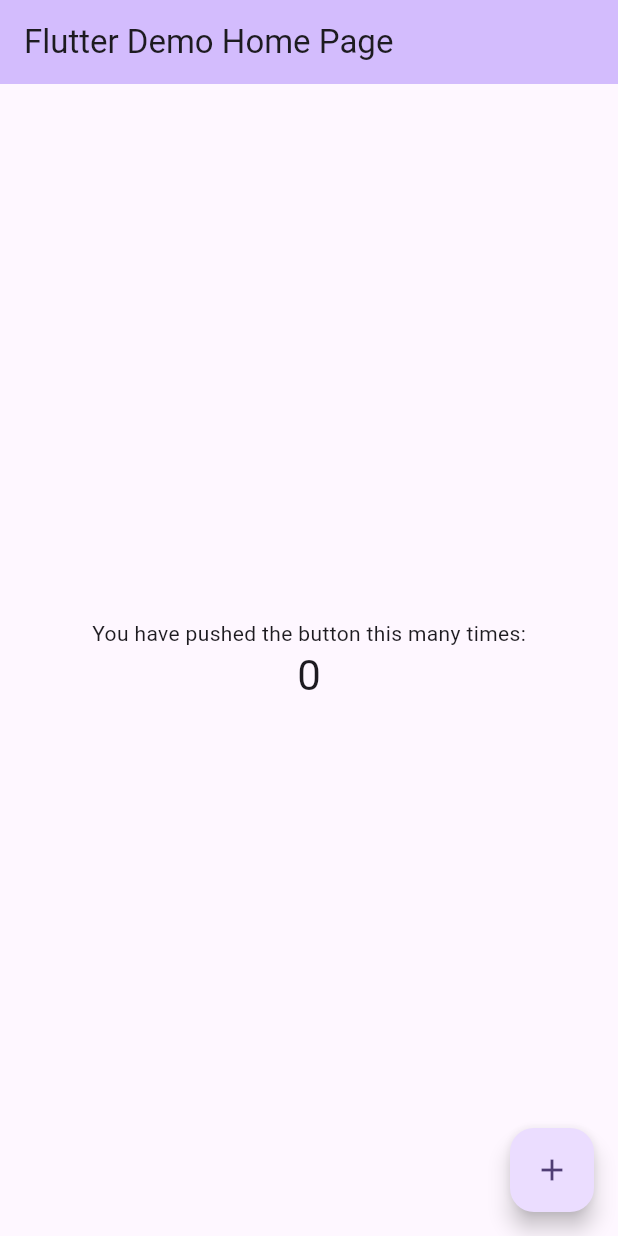
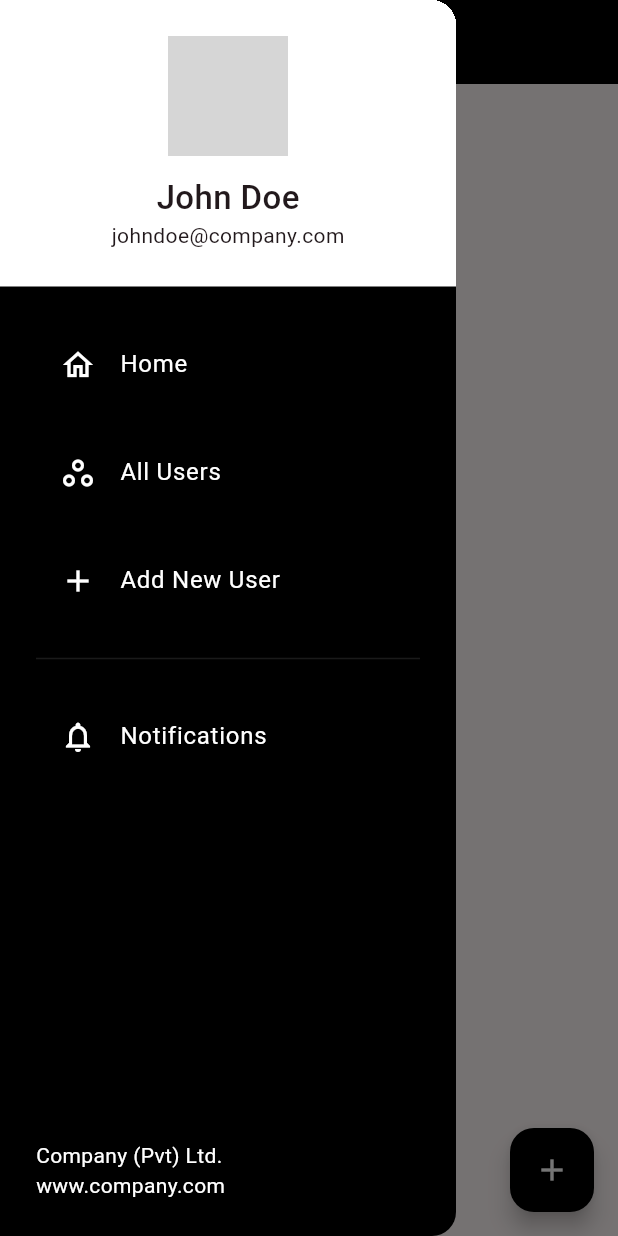
Before and after one commit to Omihiraj/user_management_client_app, a Flutter app: the screen it shows after launch, with the side drawer open (before the commit the screen has no drawer), on a phone screen of 412 x 824 dp. Run offline on Flutter 3.47's test engine with Material 3 defaults, Android fonts, the phone set to English and light mode, and no system bars; network calls fail; grey boxes are pictures that could not be loaded.

Commit message:
Home screen with navigation drawer UI

```diff
--- /dev/null
+++ b/lib/home_page.dart
@@ -0,0 +1,35 @@
+import 'package:flutter/material.dart';
+import 'package:user_management_client_app/screens/main/add_new_user_screen.dart';
+import 'package:user_management_client_app/widgets/main_navigation_drawer.dart';
+
+class HomePage extends StatelessWidget {
+  const HomePage({super.key});
+
+  @override
+  Widget build(BuildContext context) {
+    return Scaffold(
+      appBar: AppBar(
+        title: const Text(
+          'Home',
+          style: TextStyle(color: Colors.white),
+        ),
+        backgroundColor: Colors.black,
+        iconTheme: const IconThemeData(color: Colors.white),
+      ),
+      drawer: const MainNavigationDrawer(),
+      floatingActionButton: FloatingActionButton(
+        onPressed: () {
+          Navigator.pop(context);
+          Navigator.of(context).push(MaterialPageRoute(
+              builder: (context) => const AddNewUserScreen()));
+        },
+        tooltip: 'Add New User',
+        backgroundColor: Colors.black,
+        child: const Icon(
+          Icons.add,
+          color: Colors.white,
+        ),
+      ),
+    );
+  }
+}
--- a/lib/main.dart
+++ b/lib/main.dart
@@ -1,4 +1,5 @@
 import 'package:flutter/material.dart';
+import 'package:user_management_client_app/home_page.dart';
 
 void main() {
   runApp(const MyApp());
@@ -7,119 +8,15 @@ void main() {
 class MyApp extends StatelessWidget {
   const MyApp({super.key});
 
-  // This widget is the root of your application.
   @override
   Widget build(BuildContext context) {
     return MaterialApp(
-      title: 'Flutter Demo',
+      title: 'User Management Client App',
       theme: ThemeData(
-        // This is the theme of your application.
-        //
-        // TRY THIS: Try running your application with "flutter run". You'll see
-        // the application has a purple toolbar. Then, without quitting the app,
-        // try changing the seedColor in the colorScheme below to Colors.green
-        // and then invoke "hot reload" (save your changes or press the "hot
-        // reload" button in a Flutter-supported IDE, or press "r" if you used
-        // the command line to start the app).
-        //
-        // Notice that the counter didn't reset back to zero; the application
-        // state is not lost during the reload. To reset the state, use hot
-        // restart instead.
-        //
-        // This works for code too, not just values: Most code changes can be
-        // tested with just a hot reload.
-        colorScheme: ColorScheme.fromSeed(seedColor: Colors.deepPurple),
+        colorScheme: ColorScheme.fromSeed(seedColor: Colors.black),
         useMaterial3: true,
       ),
-      home: const MyHomePage(title: 'Flutter Demo Home Page'),
+      home: const HomePage(),
     );
   }
 }
-
-class MyHomePage extends StatefulWidget {
-  const MyHomePage({super.key, required this.title});
-
-  // This widget is the home page of your application. It is stateful, meaning
-  // that it has a State object (defined below) that contains fields that affect
-  // how it looks.
-
-  // This class is the configuration for the state. It holds the values (in this
-  // case the title) provided by the parent (in this case the App widget) and
-  // used by the build method of the State. Fields in a Widget subclass are
-  // always marked "final".
-
-  final String title;
-
-  @override
-  State<MyHomePage> createState() => _MyHomePageState();
-}
-
-class _MyHomePageState extends State<MyHomePage> {
-  int _counter = 0;
-
-  void _incrementCounter() {
-    setState(() {
-      // This call to setState tells the Flutter framework that something has
-      // changed in this State, which causes it to rerun the build method below
-      // so that the display can reflect the updated values. If we changed
-      // _counter without calling setState(), then the build method would not be
-      // called again, and so nothing would appear to happen.
-      _counter++;
-    });
-  }
-
-  @override
-  Widget build(BuildContext context) {
-    // This method is rerun every time setState is called, for instance as done
-    // by the _incrementCounter method above.
-    //
-    // The Flutter framework has been optimized to make rerunning build methods
-    // fast, so that you can just rebuild anything that needs updating rather
-    // than having to individually change instances of widgets.
-    return Scaffold(
-      appBar: AppBar(
-        // TRY THIS: Try changing the color here to a specific color (to
-        // Colors.amber, perhaps?) and trigger a hot reload to see the AppBar
-        // change color while the other colors stay the same.
-        backgroundColor: Theme.of(context).colorScheme.inversePrimary,
-        // Here we take the value from the MyHomePage object that was created by
-        // the App.build method, and use it to set our appbar title.
-        title: Text(widget.title),
-      ),
-      body: Center(
-        // Center is a layout widget. It takes a single child and positions it
-        // in the middle of the parent.
-        child: Column(
-          // Column is also a layout widget. It takes a list of children and
-          // arranges them vertically. By default, it sizes itself to fit its
-          // children horizontally, and tries to be as tall as its parent.
-          //
-          // Column has various properties to control how it sizes itself and
-          // how it positions its children. Here we use mainAxisAlignment to
-          // center the children vertically; the main axis here is the vertical
-          // axis because Columns are vertical (the cross axis would be
-          // horizontal).
-          //
-          // TRY THIS: Invoke "debug painting" (choose the "Toggle Debug Paint"
-          // action in the IDE, or press "p" in the console), to see the
-          // wireframe for each widget.
-          mainAxisAlignment: MainAxisAlignment.center,
-          children: <Widget>[
-            const Text(
-              'You have pushed the button this many times:',
-            ),
-            Text(
-              '$_counter',
-              style: Theme.of(context).textTheme.headlineMedium,
-            ),
-          ],
-        ),
-      ),
-      floatingActionButton: FloatingActionButton(
-        onPressed: _incrementCounter,
-        tooltip: 'Increment',
-        child: const Icon(Icons.add),
-      ), // This trailing comma makes auto-formatting nicer for build methods.
-    );
-  }
-}
--- /dev/null
+++ b/lib/screens/main/add_new_user_screen.dart
@@ -0,0 +1,21 @@
+import 'package:flutter/material.dart';
+import 'package:user_management_client_app/widgets/main_navigation_drawer.dart';
+
+class AddNewUserScreen extends StatelessWidget {
+  const AddNewUserScreen({super.key});
+
+  @override
+  Widget build(BuildContext context) {
+    return Scaffold(
+      appBar: AppBar(
+        title: const Text(
+          'Add New User',
+          style: TextStyle(color: Colors.white),
+        ),
+        backgroundColor: Colors.black,
+        iconTheme: const IconThemeData(color: Colors.white),
+      ),
+      drawer: const MainNavigationDrawer(),
+    );
+  }
+}
--- /dev/null
+++ b/lib/screens/main/admin_profile_screen.dart
@@ -0,0 +1,21 @@
+import 'package:flutter/material.dart';
+import 'package:user_management_client_app/widgets/main_navigation_drawer.dart';
+
+class AdminProfileScreen extends StatelessWidget {
+  const AdminProfileScreen({super.key});
+
+  @override
+  Widget build(BuildContext context) {
+    return Scaffold(
+      appBar: AppBar(
+        title: const Text(
+          'Profile',
+          style: TextStyle(color: Colors.white),
+        ),
+        backgroundColor: Colors.black,
+        iconTheme: const IconThemeData(color: Colors.white),
+      ),
+      drawer: const MainNavigationDrawer(),
+    );
+  }
+}
--- /dev/null
+++ b/lib/screens/main/all_users_screen.dart
@@ -0,0 +1,21 @@
+import 'package:flutter/material.dart';
+import 'package:user_management_client_app/widgets/main_navigation_drawer.dart';
+
+class AllUsersScreen extends StatelessWidget {
+  const AllUsersScreen({super.key});
+
+  @override
+  Widget build(BuildContext context) {
+    return Scaffold(
+      appBar: AppBar(
+        title: const Text(
+          'All Users',
+          style: TextStyle(color: Colors.white),
+        ),
+        backgroundColor: Colors.black,
+        iconTheme: const IconThemeData(color: Colors.white),
+      ),
+      drawer: const MainNavigationDrawer(),
+    );
+  }
+}
--- /dev/null
+++ b/lib/widgets/main_navigation_drawer.dart
@@ -0,0 +1,138 @@
+import 'package:flutter/material.dart';
+import 'package:user_management_client_app/home_page.dart';
+import 'package:user_management_client_app/screens/main/add_new_user_screen.dart';
+import 'package:user_management_client_app/screens/main/admin_profile_screen.dart';
+import 'package:user_management_client_app/screens/main/all_users_screen.dart';
+
+class MainNavigationDrawer extends StatelessWidget {
+  const MainNavigationDrawer({
+    super.key,
+  });
+
+  @override
+  Widget build(BuildContext context) {
+    return Drawer(
+      backgroundColor: Colors.black,
+      child: Column(
+        crossAxisAlignment: CrossAxisAlignment.stretch,
+        children: [
+          header(context),
+          Expanded(
+            child: SingleChildScrollView(
+              child: menuItems(context),
+            ),
+          ),
+          footer(context), // Footer is now correctly placed and sized.
+        ],
+      ),
+    );
+  }
+
+  Widget header(BuildContext context) {
+    return Container(
+      color: Colors.white,
+      padding: EdgeInsets.only(
+        top: 24 + MediaQuery.of(context).padding.top,
+        bottom: 24,
+      ),
+      child: Column(
+        children: [
+          InkWell(
+            onTap: () {
+              Navigator.pop(context);
+              Navigator.of(context).push(MaterialPageRoute(
+                  builder: (context) => const AdminProfileScreen()));
+            },
+            child: const CircleAvatar(
+              radius: 40,
+              backgroundImage: NetworkImage(
+                'https://images.pexels.com/photos/771742/pexels-photo-771742.jpeg?auto=compress&cs=tinysrgb&w=1260&h=750&dpr=1',
+              ),
+            ),
+          ),
+          const SizedBox(
+            height: 12,
+          ),
+          const Text(
+            'John Doe',
+            style: TextStyle(fontSize: 22, fontWeight: FontWeight.w500),
+          ),
+          const Text(
+            'johndoe@company.com',
+            style: TextStyle(fontSize: 14),
+          )
+        ],
+      ),
+    );
+  }
+
+  Widget menuItems(BuildContext context) {
+    return Container(
+      padding: const EdgeInsets.all(24),
+      child: Wrap(
+        runSpacing: 16,
+        children: [
+          menuItem(
+              context: context,
+              icon: Icons.home_outlined,
+              title: 'Home',
+              destination: const HomePage()),
+          menuItem(
+              context: context,
+              icon: Icons.workspaces_outline,
+              title: 'All Users',
+              destination: const AllUsersScreen()),
+          menuItem(
+              context: context,
+              icon: Icons.add,
+              title: 'Add New User',
+              destination: const AddNewUserScreen()),
+          const Divider(
+            color: Colors.white10,
+          ),
+          menuItem(
+              context: context,
+              icon: Icons.notifications_outlined,
+              title: 'Notifications',
+              destination: const HomePage()),
+        ],
+      ),
+    );
+  }
+
+  ListTile menuItem({
+    required BuildContext context,
+    required IconData icon,
+    required String title,
+    required Widget destination,
+  }) {
+    return ListTile(
+        leading: Icon(
+          icon,
+          color: Colors.white,
+        ),
+        title: Text(
+          title,
+          style: const TextStyle(color: Colors.white),
+        ),
+        onTap: () {
+          Navigator.pop(context);
+          Navigator.of(context)
+              .push(MaterialPageRoute(builder: (context) => destination));
+        });
+  }
+
+  Widget footer(BuildContext context) {
+    return const SizedBox(
+      width: double.infinity,
+      child: Padding(
+        padding: EdgeInsets.all(24),
+        child: Text(
+          'Company (Pvt) Ltd.\nwww.company.com',
+          style: TextStyle(color: Colors.white, fontSize: 14),
+          textAlign: TextAlign.left,
+        ),
+      ),
+    );
+  }
+}
```
